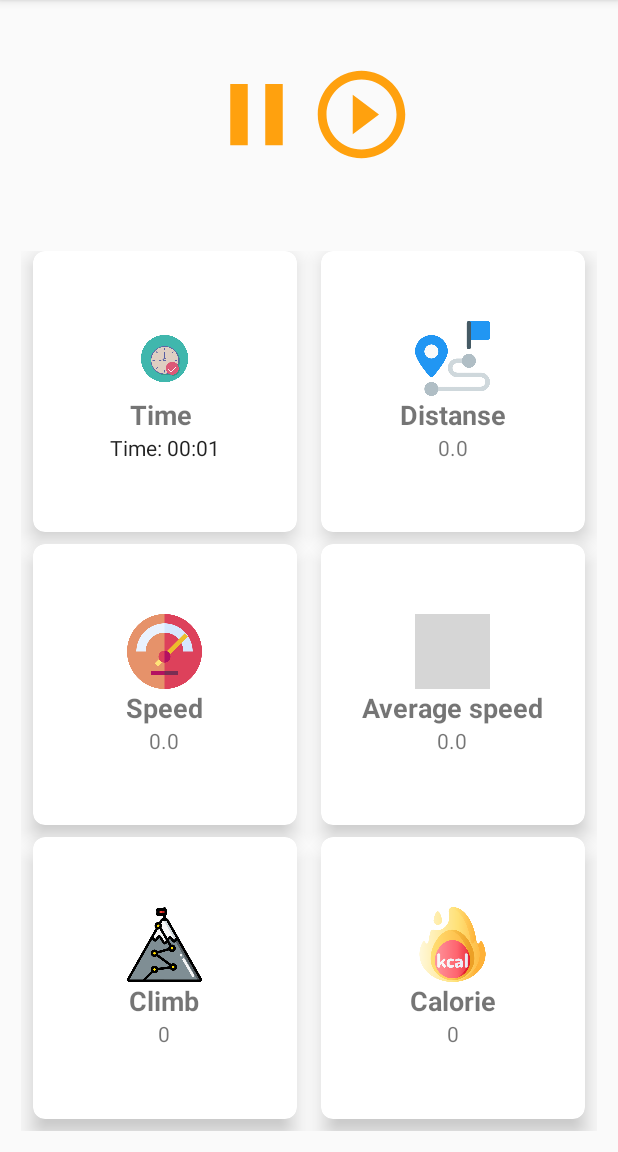
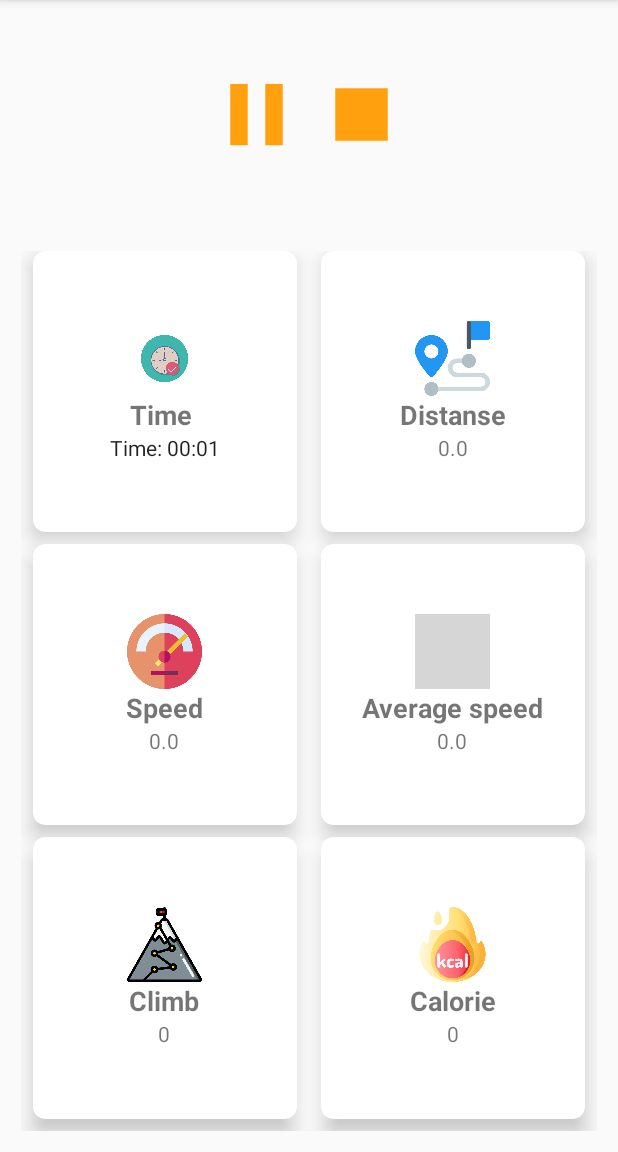
Before and after one commit to NovykovaNatalia/BikeTracker, an Android app: the screen it shows after launch (NavigationDrawerActivity), after a tap on an icon or button, on a phone screen of 412 x 824 dp, the part 84-1236 px from its top. Run offline under Robolectric (Android 15) with nearby library versions, the phone set to English and light mode, and no system bars; our stand-ins replace navigation-ui; grey boxes are pictures that could not be loaded.

Commit message:
rename resource file; fix behavior for stop button

```diff
--- a/app/src/main/java/com/example/biketracker/ui/tracker/TrackerFragment.java
+++ b/app/src/main/java/com/example/biketracker/ui/tracker/TrackerFragment.java
@@ -4,7 +4,6 @@ import android.app.AlertDialog;
 import android.content.DialogInterface;
 import android.os.Bundle;
 import android.os.SystemClock;
-import android.util.Log;
 import android.view.LayoutInflater;
 import android.view.View;
 import android.view.ViewGroup;
@@ -14,7 +13,7 @@ import android.widget.Toast;
 
 import androidx.annotation.NonNull;
 import androidx.fragment.app.Fragment;
-import androidx.lifecycle.ViewModelProviders;
+
 import com.example.biketracker.R;
 
 public class TrackerFragment extends Fragment {
@@ -24,7 +23,7 @@ public class TrackerFragment extends Fragment {
 
     ImageButton buttonPlayPause;
     ImageButton buttonStop;
-    boolean isPressed;
+    boolean isPlayPausePressed;
     boolean isStart;
 
     public View onCreateView(@NonNull LayoutInflater inflater,
@@ -33,7 +32,7 @@ public class TrackerFragment extends Fragment {
         View fragmentTracker = inflater.inflate(R.layout.fragment_tracker, container, false);
 
         buttonPlayPause = (ImageButton)fragmentTracker.findViewById(R.id.button_play_pause);
-        buttonStop = (ImageButton)fragmentTracker.findViewById(R.id.stop);
+        buttonStop = (ImageButton)fragmentTracker.findViewById(R.id.button_stop);
         chronometer = fragmentTracker.findViewById(R.id.chronometer);
         chronometer.setFormat("Time: %s");
         chronometer.setBase(SystemClock.elapsedRealtime());
@@ -51,15 +50,15 @@ public class TrackerFragment extends Fragment {
         buttonPlayPause.setOnClickListener(new View.OnClickListener() {
             @Override
             public void onClick(final View view) {
-                if(!isPressed) {
-                    isPressed = true;
+                if(!isPlayPausePressed) {
+                    isPlayPausePressed = true;
                     buttonPlayPause.setImageResource(R.drawable.baseline_pause);
                     startChronometer(chronometer);
                     buttonStop.setVisibility(View.VISIBLE);
 
                 } else {
-                    isPressed = false;
-                    buttonPlayPause.setImageResource(R.drawable.play_arrow);
+                    isPlayPausePressed = false;
+                    buttonPlayPause.setImageResource(R.drawable.baseline_play);
                     pauseChronometer(chronometer);
                 }
             }
@@ -67,11 +66,7 @@ public class TrackerFragment extends Fragment {
         buttonStop.setOnClickListener(new View.OnClickListener() {
             @Override
             public void onClick(View view) {
-                if(!isPressed) {
-                    isPressed = true;
-                    showAlertDialog(buttonStop);
-                    buttonPlayPause.setImageResource(R.drawable.play_arrow);
-                }
+                showAlertDialog(buttonStop);
             }
         });
         return fragmentTracker;
@@ -107,6 +102,8 @@ public class TrackerFragment extends Fragment {
             public void onClick(DialogInterface dialogInterface, int i) {
                 Toast.makeText(getContext(), "You finished your track", Toast.LENGTH_LONG).show();
                 resetChronometer(chronometer);
+                buttonPlayPause.setImageResource(R.drawable.baseline_play);
+                isPlayPausePressed = false;
                 buttonStop.setVisibility(View.GONE);
             }
 
--- /dev/null
+++ b/app/src/main/res/drawable/baseline_stop.xml
@@ -0,0 +1,8 @@
+<vector android:height="70dp"
+    android:width="70dp"
+    android:tint="#FFA10E"
+    android:viewportHeight="24"
+    android:viewportWidth="24"
+    xmlns:android="http://schemas.android.com/apk/res/android">
+    <path android:fillColor="@android:color/white" android:pathData="M6,6h12v12H6z"/>
+</vector>
--- a/app/src/main/res/drawable/ic_baseline_stop_24.xml
+++ /dev/null
@@ -1,5 +0,0 @@
-<vector android:height="24dp" android:tint="#FFA10E"
-    android:viewportHeight="24" android:viewportWidth="24"
-    android:width="24dp" xmlns:android="http://schemas.android.com/apk/res/android">
-    <path android:fillColor="@android:color/white" android:pathData="M6,6h12v12H6z"/>
-</vector>
--- a/app/src/main/res/layout/fragment_tracker.xml
+++ b/app/src/main/res/layout/fragment_tracker.xml
@@ -22,16 +22,16 @@
             android:layout_width="70dp"
             android:layout_height="70dp"
             android:background="#00000000"
-            android:src="@drawable/play_arrow"/>
+            android:src="@drawable/baseline_play"/>
         <ImageButton
-            android:id="@+id/stop"
+            android:id="@+id/button_stop"
             android:layout_gravity="center"
             android:visibility="gone"
             android:layout_width="70dp"
             android:layout_height="70dp"
             android:background="#00000000"
             android:layout_toRightOf="@+id/button_play_pause"
-            android:src="@drawable/ic_baseline_play_circle"/>
+            android:src="@drawable/baseline_stop"/>
 
     </LinearLayout>
     <GridLayout
```
Also changed, not shown: app/src/main/res/drawable/baseline_play.xml (renamed from app/src/main/res/drawable/play_arrow.xml).
